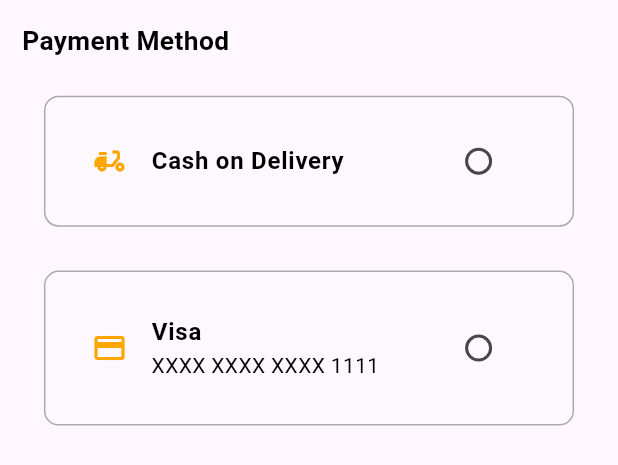
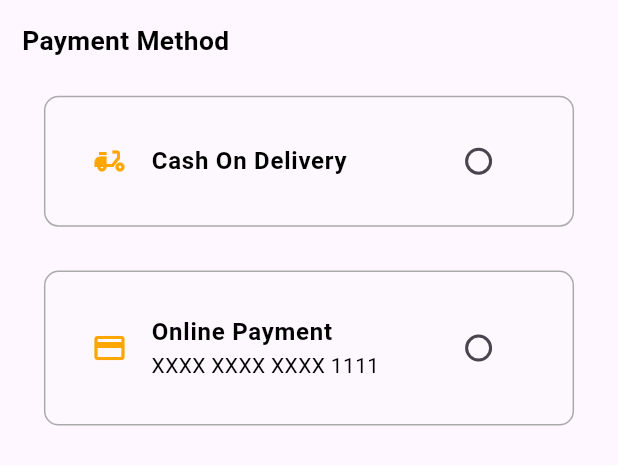
Before and after one commit to MennaRefaatt/e_shop, a Flutter app: the PaymentMethod widget shown alone on an empty page, opened directly with empty values, on a phone screen of 412 x 824 dp. Shown: the top 465 px of the screen. Run offline on Flutter 3.47's test engine with Material 3 defaults, Android fonts, the light colour scheme and no system bars; our stand-ins replace audioplayers, awesome_dialog, bloc, cached_network_image, carousel_slider, dartz and 10 more; missing offline and left inert: chucker_flutter; accounts and stored records are empty; network calls fail; statements that could not run were skipped.

Commit message:
payment enum

```diff
--- /dev/null
+++ b/lib/features/confirm_order/payment_enum.dart
@@ -0,0 +1,4 @@
+enum PaymentEnum {
+  cashOnDelivery,
+  onlinePayment
+}
--- a/lib/features/confirm_order/view/screens/confirm_order_screen.dart
+++ b/lib/features/confirm_order/view/screens/confirm_order_screen.dart
@@ -2,6 +2,7 @@ import 'package:e_shop/core/shared_preferences/my_shared.dart';
 import 'package:e_shop/core/utils/navigators.dart';
 import 'package:e_shop/core/widgets/app_button.dart';
 import 'package:e_shop/features/confirm_order/manager/confirm_order_cubit.dart';
+import 'package:e_shop/features/confirm_order/payment_enum.dart';
 import 'package:e_shop/features/confirm_order/view/widgets/default_address.dart';
 import 'package:e_shop/features/confirm_order/view/widgets/item_details.dart';
 import 'package:e_shop/features/confirm_order/view/widgets/payment_method.dart';
@@ -39,7 +40,7 @@ class _ConfirmOrderScreenState extends State<ConfirmOrderScreen> {
 
   void _updatePaymentMethod(String method) {
     setState(() {
-      selectedPaymentMethod = method == 'Cash on Delivery' ? 1 : 2;
+      selectedPaymentMethod = method == PaymentEnum.cashOnDelivery.toString() ? 1 : 2;
     });
   }
 
--- a/lib/features/confirm_order/view/widgets/payment_method.dart
+++ b/lib/features/confirm_order/view/widgets/payment_method.dart
@@ -1,3 +1,4 @@
+import 'package:e_shop/features/confirm_order/payment_enum.dart';
 import 'package:flutter/material.dart';
 import 'package:flutter_screenutil/flutter_screenutil.dart';
 import '../../../../core/styles/colors.dart';
@@ -7,17 +8,22 @@ import '../../../../generated/l10n.dart';
 class PaymentMethod extends StatefulWidget {
   final String? initialPaymentMethod;
   final void Function(String) onChange;
-  const PaymentMethod({super.key, required this.initialPaymentMethod, required this.onChange});
+  const PaymentMethod(
+      {super.key, required this.initialPaymentMethod, required this.onChange});
   @override
   State<PaymentMethod> createState() => _PaymentMethodState();
 }
+
 class _PaymentMethodState extends State<PaymentMethod> {
   late String selectedPaymentMethod;
   @override
   void initState() {
     super.initState();
-    selectedPaymentMethod = widget.initialPaymentMethod ?? '1'; // Initialize with initial value or empty string
+    selectedPaymentMethod = widget.initialPaymentMethod ??
+        PaymentEnum.cashOnDelivery
+            .toString(); // Initialize with initial value or empty string
   }
+
   @override
   Widget build(BuildContext context) {
     return Container(
@@ -38,7 +44,7 @@ class _PaymentMethodState extends State<PaymentMethod> {
               });
             },
             selectedPaymentMethod: selectedPaymentMethod,
-            title: 'Cash on Delivery',
+            title: S().cashOnDelivery,
             value: 1.toString(),
             icon: Icons.delivery_dining,
           ),
@@ -49,7 +55,7 @@ class _PaymentMethodState extends State<PaymentMethod> {
                 });
               },
               selectedPaymentMethod: selectedPaymentMethod,
-              title: 'Visa',
+              title: S().onlinePayment,
               value: 2.toString(),
               icon: Icons.credit_card,
               subtitle: "XXXX XXXX XXXX 1111"),
@@ -59,8 +65,8 @@ class _PaymentMethodState extends State<PaymentMethod> {
   }
 }
 
-selectPaymentMethod({
-  required void Function(String?) onChange,
+selectPaymentMethod(
+    {required void Function(String?) onChange,
     required String selectedPaymentMethod,
     required IconData icon,
     required String title,
--- a/lib/l10n/intl_ar.arb
+++ b/lib/l10n/intl_ar.arb
@@ -141,6 +141,8 @@
   "eShop": "E-ShOp",
   "old": "قديم",
   "current": "حالي",
+  "cashOnDelivery": "الدفع عند الاستلام",
+  "onlinePayment": "الدفع عند الاستلام",
   "orderPlaced": "تم تقديم الطلب",
   "myOrderDetails": "تفاصيل طلبي",
   "productsYouMightLike": "المنتجات التي تعجبك",
--- a/lib/l10n/intl_en.arb
+++ b/lib/l10n/intl_en.arb
@@ -144,6 +144,8 @@
   "current": "Current",
   "orderPlaced": "Order Placed!",
   "myOrderDetails": "My Order Details",
+  "cashOnDelivery": "Cash On Delivery",
+  "onlinePayment": "Online Payment",
   "productsYouMightLike": "Products You Might Like",
   "noOrdersFound": "No Orders Found"
 
```
Also changed, not shown: lib/generated/intl/messages_ar.dart, lib/generated/intl/messages_en.dart, lib/generated/l10n.dart.
